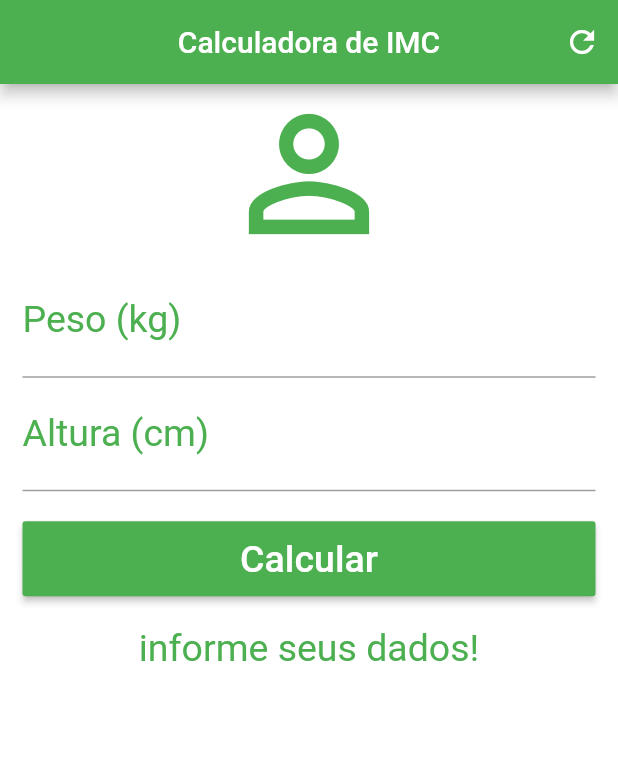
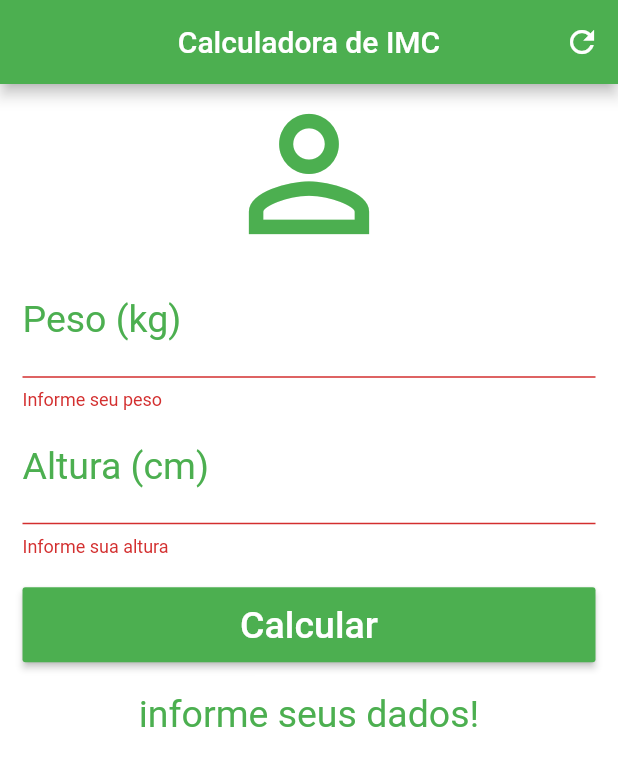
Before and after one commit to nielsonmuniz/calculo_imd, a Flutter app: the screen it shows after launch, after a tap on "Calcular", on a phone screen of 412 x 824 dp. Shown: the top 766 px of the screen. Run offline on Flutter 3.47's test engine with Material 2 defaults, Android fonts, the phone set to English and light mode, and no system bars.

Commit message:
projeto imc

```diff
--- a/lib/main.dart
+++ b/lib/main.dart
@@ -18,12 +18,17 @@ class _HomeState extends State<Home> {
   TextEditingController weightController = TextEditingController();
   TextEditingController heightController = TextEditingController();
 
+  GlobalKey<FormState> _formKey = GlobalKey<FormState>();
+
   String _infoText = "informe seus dados!";
 
   void _resetFields(){
     weightController.text = "";
     heightController.text = "";
+    setState(() {
       _infoText = "informe seus dados!";
+    });
+
   }
 
   void _calculate(){
@@ -64,11 +69,14 @@ class _HomeState extends State<Home> {
       backgroundColor: Colors.white,
       body: SingleChildScrollView(
         padding: EdgeInsets.fromLTRB(15.0, 0.0, 15.0, 0.0),
-        child:Column(
+        child: Form(
+          key: _formKey,
+          child: Column(
             crossAxisAlignment: CrossAxisAlignment.stretch,
             children: <Widget>[
               Icon(Icons.person_outline, size: 120.0, color: Colors.green,),
-            TextField(keyboardType: TextInputType.number,
+              TextFormField(
+                keyboardType: TextInputType.number,
                 decoration: InputDecoration(
                   labelText: "Peso (kg)",
                   labelStyle: TextStyle(color: Colors.green),
@@ -76,8 +84,15 @@ class _HomeState extends State<Home> {
                 textAlign: TextAlign.center,
                 style: TextStyle(color: Colors.green, fontSize: 25.0),
                 controller: weightController,
+                validator: (value) {
+                  if(value.isEmpty){
+                    return "Informe seu peso";
+                  }else{
+                    return null;
+                  }
+                },
               ),
-            TextField(keyboardType: TextInputType.number,
+              TextFormField(keyboardType: TextInputType.number,
                 decoration: InputDecoration(
                   labelText: "Altura (cm)",
                   labelStyle: TextStyle(color: Colors.green),
@@ -85,13 +100,24 @@ class _HomeState extends State<Home> {
                 textAlign: TextAlign.center,
                 style: TextStyle(color: Colors.green, fontSize: 25.0),
                 controller: heightController,
+                validator: (value) {
+                  if(value.isEmpty){
+                    return "Informe sua altura";
+                  }else{
+                    return null;
+                  }
+                },
               ),
               Padding(
                 padding: EdgeInsets.only(top: 20.0, bottom: 20.0),
                 child: Container(
                   height: 50.0,
                   child: RaisedButton(
-                  onPressed: _calculate,
+                    onPressed: (){
+                      if (_formKey.currentState.validate()){
+                        _calculate();
+                      }
+                    },
                     child: Text("Calcular", style: TextStyle(color: Colors.white,
                         fontSize: 25.0),),
                     color: Colors.green,
@@ -103,9 +129,8 @@ class _HomeState extends State<Home> {
                 style: TextStyle(color: Colors.green, fontSize: 25.0,),
               )
 
-
-
             ],
+          ),
         ),
       ),
     );
```
Lines whose indentation alone changed are shown as unchanged.
